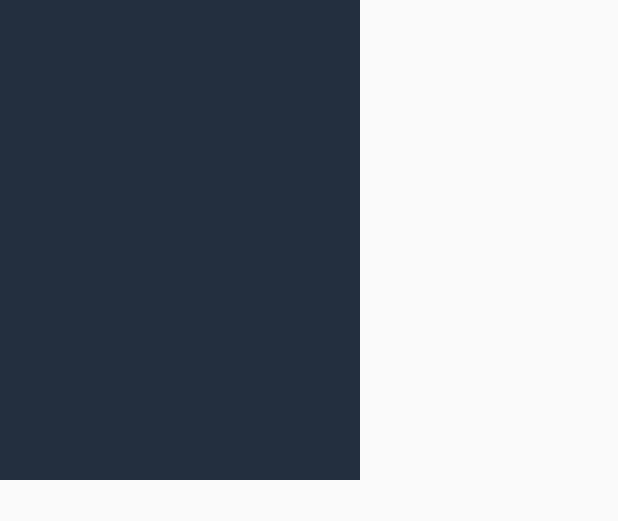
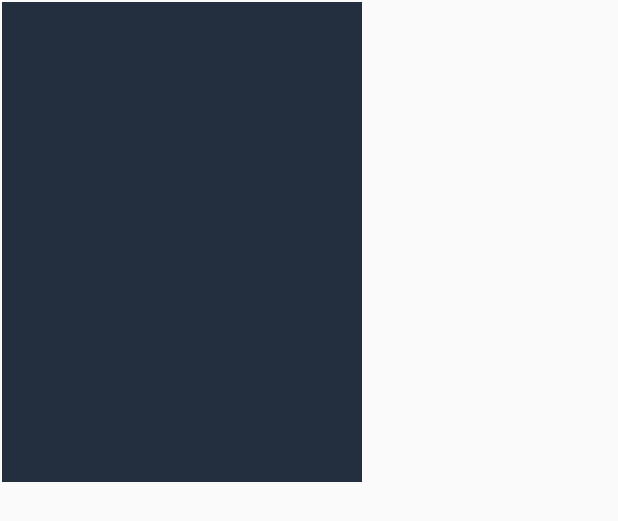
Before and after one commit to chinmay94/AmazonBling, an Android app: the layout gridview_row.xml on its own in the app's theme, with its tools: preview values and no code run, on a phone screen of 412 x 824 dp. Shown: the top 521 px of the screen. Run offline under Robolectric (Android 15) with nearby library versions, the phone set to English and light mode, and no system bars.

Commit message:
Added padding

```diff
--- a/app/src/main/res/layout/gridview_row.xml
+++ b/app/src/main/res/layout/gridview_row.xml
@@ -2,6 +2,7 @@
 <RelativeLayout
     xmlns:android="http://schemas.android.com/apk/res/android"
     android:id="@+id/relativeLayout1"
+    android:padding="1dp"
     android:layout_width="wrap_content"
     android:layout_height="wrap_content">
 
```
